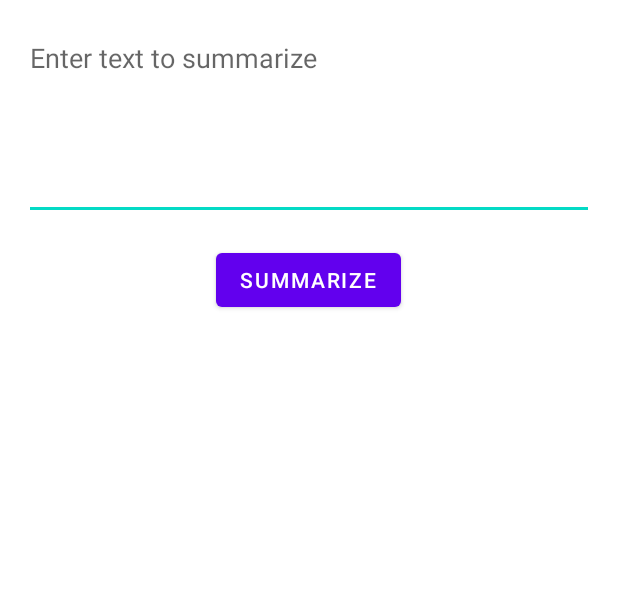
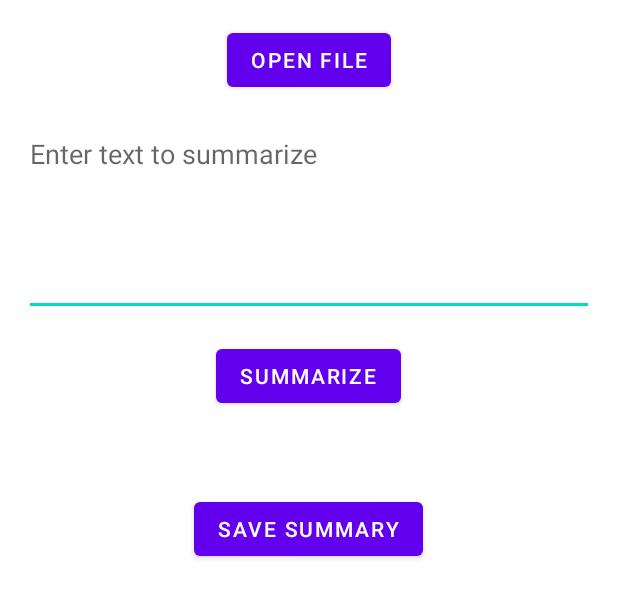
Before and after one commit to KamikazeGoBoom/SimpleSummarizer, an Android app built with Jetpack Compose: the layout activity_main.xml on its own in the app's theme, with its tools: preview values and no code run, on a phone screen of 412 x 824 dp. Shown: the top 598 px of the screen. Run offline under Robolectric (Android 15) with nearby library versions, the phone set to English and light mode, and no system bars.

Commit message:
save summary to txt

```diff
--- a/app/src/main/AndroidManifest.xml
+++ b/app/src/main/AndroidManifest.xml
@@ -1,6 +1,8 @@
 <?xml version="1.0" encoding="utf-8"?>
 <manifest xmlns:android="http://schemas.android.com/apk/res/android"
     xmlns:tools="http://schemas.android.com/tools">
+
+    <uses-permission android:name="android.permission.READ_EXTERNAL_STORAGE" />
 
     <application
         android:allowBackup="true"
--- a/app/src/main/res/layout/activity_main.xml
+++ b/app/src/main/res/layout/activity_main.xml
@@ -10,6 +10,14 @@
         android:layout_height="wrap_content"
         android:orientation="vertical"
         android:padding="16dp">
+
+        <Button
+            android:id="@+id/buttonOpenFile"
+            android:layout_width="wrap_content"
+            android:layout_height="wrap_content"
+            android:text="Open File"
+            android:layout_gravity="center_horizontal"
+            android:layout_marginBottom="16dp" />
 
         <EditText
             android:id="@+id/editTextInput"
@@ -36,5 +44,13 @@
             android:textSize="16sp"
             android:justificationMode="inter_word" />
 
+        <Button
+            android:id="@+id/buttonSaveSummary"
+            android:layout_width="wrap_content"
+            android:layout_height="wrap_content"
+            android:text="Save Summary"
+            android:layout_gravity="center_horizontal"
+            android:layout_marginTop="16dp" />
+
     </LinearLayout>
 </ScrollView>
```
Also changed, not shown: app/build.gradle.kts (+24 -1 lines), app/src/main/java/com/example/simplesummarizer/MainActivity.kt (+102 -20 lines).
